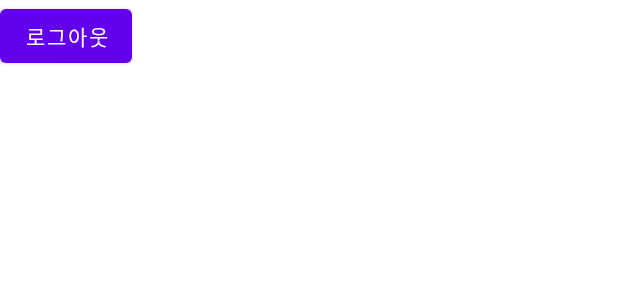
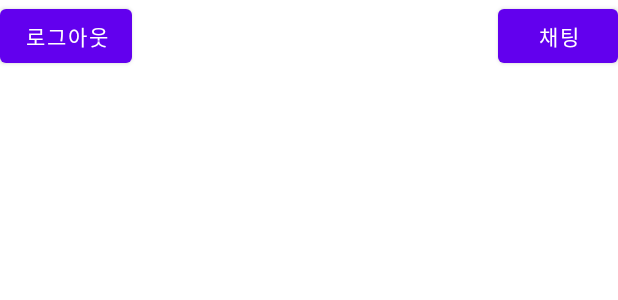
Before and after one commit to Kyeongnam1/Gongguham_, an Android app: the layout activity_main.xml on its own in the app's theme, with its tools: preview values and no code run, on a phone screen of 412 x 824 dp. Shown: the top 300 px of the screen. Run offline under Robolectric (Android 15) with nearby library versions, the phone set to English and light mode, and no system bars.

Commit message:
채팅 추가

```diff
--- a/app/src/main/AndroidManifest.xml
+++ b/app/src/main/AndroidManifest.xml
@@ -38,6 +38,8 @@
         </activity>
         <activity android:name=".memberInitActivity">
         </activity>
+        <activity android:name=".ChatActivity">
+        </activity>
 
     </application>
 
--- /dev/null
+++ b/app/src/main/java/com/example/gongguham_/ChatActivity.java
@@ -0,0 +1,6 @@
+package com.example.gongguham_;
+
+import androidx.appcompat.app.AppCompatActivity;
+
+public class ChatActivity extends AppCompatActivity {
+}
--- a/app/src/main/res/layout/activity_main.xml
+++ b/app/src/main/res/layout/activity_main.xml
@@ -11,5 +11,20 @@
         android:id="@+id/logoutButton"
         android:layout_width="wrap_content"
         android:layout_height="wrap_content"
+        android:layout_alignParentStart="true"
+        android:layout_alignParentTop="true"
         android:text="로그아웃" />
+
+    <Button
+        android:id="@+id/chatButton"
+        android:layout_width="wrap_content"
+        android:layout_height="wrap_content"
+        android:layout_alignParentStart="true"
+        android:layout_alignParentTop="true"
+        android:layout_alignParentEnd="true"
+        android:layout_marginStart="332dp"
+        android:layout_marginTop="0dp"
+        android:layout_marginEnd="0dp"
+        android:text="채팅" />
+
 </RelativeLayout>
--- a/settings.gradle
+++ b/settings.gradle
@@ -10,7 +10,6 @@ dependencyResolutionManagement {
     repositories {
         google()
         mavenCentral()
-        maven { url 'https://devrepo.kakao.com/nexus/content/groups/public/' }
     }
 }
 rootProject.name = "Gongguham_"
```
Also changed, not shown: app/build.gradle (+4 -4 lines), app/src/main/java/com/example/gongguham_/MainActivity.java (+10 -0 lines), app/src/main/java/com/example/gongguham_/kakaoApplication.java (deleted, +0 -13 lines), app/src/main/res/layout/activity_chat.xml (added, +16 -0 lines), 1 other file.
